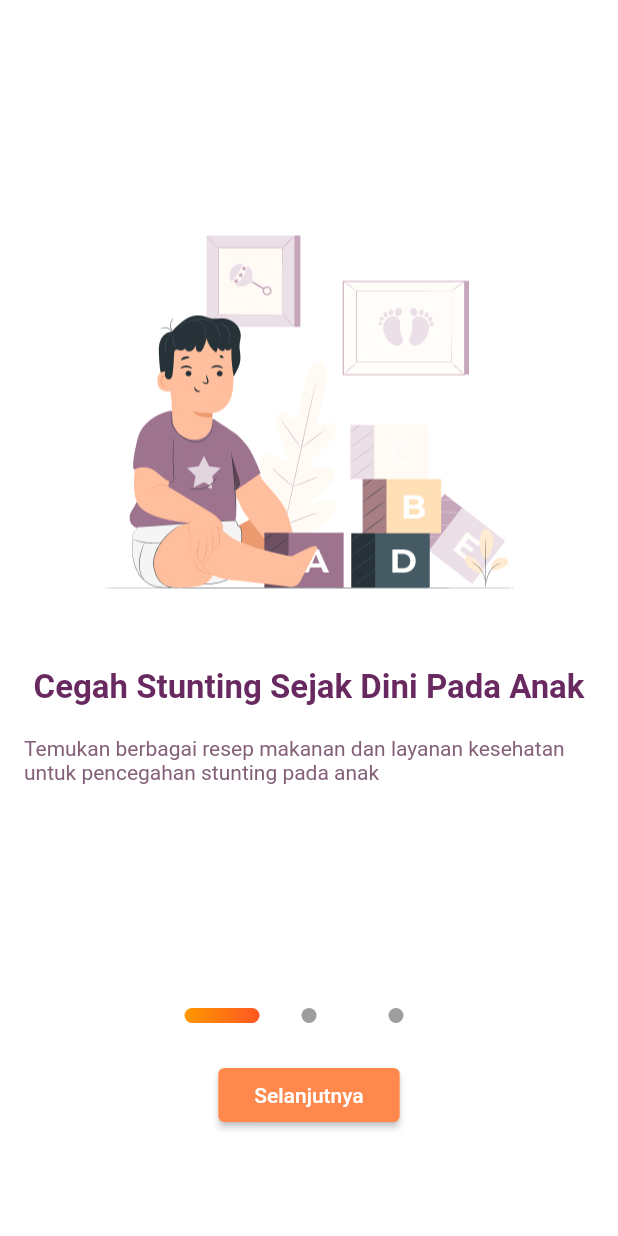
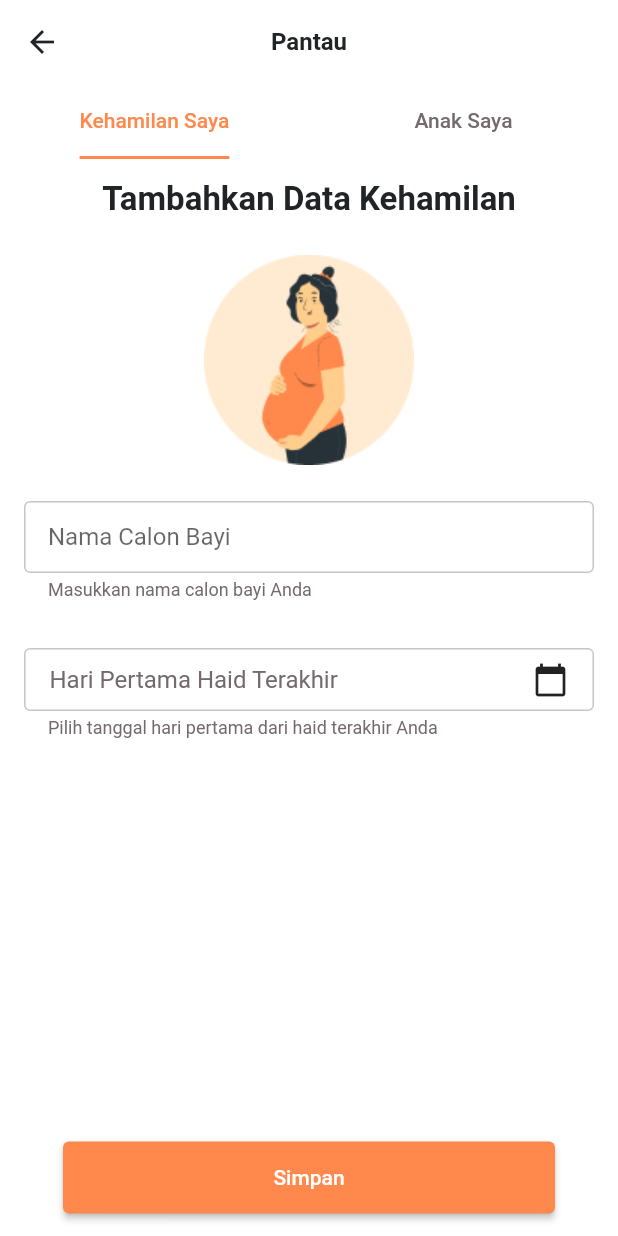
Before and after one commit to AbdullahFathan/sipas-fe, a Flutter app: the screen it shows after launch, on a phone screen of 412 x 824 dp. Run offline on Flutter 3.47's test engine with Material 2 defaults, Android fonts, the light colour scheme and no system bars; our stand-ins replace flutter_svg; project files that could hold a hidden picture were left out.

Commit message:
style: data anak page done

```diff
--- a/lib/config/color_theme.dart
+++ b/lib/config/color_theme.dart
@@ -17,3 +17,5 @@ const lightVioletColor = Color(0xff836077);
 const orangeColor = Color(0xffFF884C);
 
 const erorColor = Color(0xffE84C3D);
+
+const blueColor = Color(0xff5459E9);
--- a/lib/main.dart
+++ b/lib/main.dart
@@ -1,5 +1,5 @@
 import 'package:flutter/material.dart';
-import 'package:sipas/config/routes.dart';
+import 'package:sipas/pages/homepage/pantau_bayi_page.dart';
 
 void main() {
   runApp(const MainApp());
@@ -13,8 +13,9 @@ class MainApp extends StatelessWidget {
     return MaterialApp(
       title: "Sipas Gemastik",
       theme: ThemeData(fontFamily: "Roboto"),
-      initialRoute: "/",
-      onGenerateRoute: RouteGenerator.generateRoute,
+      // initialRoute: "/",
+      // onGenerateRoute: RouteGenerator.generateRoute,
+      home: PantauAnakPage(),
     );
   }
 }
--- a/lib/pages/homepage/home_page.dart
+++ b/lib/pages/homepage/home_page.dart
@@ -1,7 +1,6 @@
 import 'package:flutter/material.dart';
 import 'package:sipas/config/color_theme.dart';
 import 'package:sipas/config/font_theme.dart';
-import 'package:sipas/config/route_name.dart';
 import 'package:sipas/data/constants/our_service_const.dart';
 import 'package:sipas/pages/widget/custom_pop_up.dart';
 import 'package:sipas/pages/widget/orange_button.dart';
--- /dev/null
+++ b/lib/pages/homepage/pantau_bayi_page.dart
@@ -0,0 +1,109 @@
+import 'package:flutter/material.dart';
+import 'package:sipas/config/color_theme.dart';
+import 'package:sipas/config/font_theme.dart';
+import 'package:sipas/pages/homepage/data_anak_tab.dart';
+import 'package:sipas/pages/homepage/pantau_kehamilan_tab.dart';
+import 'package:sipas/pages/widget/orange_button.dart';
+
+class PantauAnakPage extends StatefulWidget {
+  const PantauAnakPage({Key? key}) : super(key: key);
+
+  @override
+  State<PantauAnakPage> createState() => _PantauAnakPageState();
+}
+
+class _PantauAnakPageState extends State<PantauAnakPage>
+    with SingleTickerProviderStateMixin {
+  late TabController _tabController;
+
+  @override
+  void initState() {
+    super.initState();
+    _tabController = TabController(length: 2, vsync: this);
+    _tabController.addListener(_handleTabChange);
+  }
+
+  @override
+  void dispose() {
+    _tabController.removeListener(_handleTabChange);
+    _tabController.dispose();
+    super.dispose();
+  }
+
+  void _handleTabChange() {
+    setState(() {});
+  }
+
+  @override
+  Widget build(BuildContext context) {
+    return Scaffold(
+      backgroundColor: whiteColor,
+      appBar: AppBar(
+        backgroundColor: whiteColor,
+        elevation: 0,
+        leading: IconButton(
+          icon: const Icon(
+            Icons.arrow_back,
+            color: blackColor,
+          ),
+          onPressed: () => Navigator.pop(context),
+        ),
+        title: Text(
+          'Pantau',
+          style: heading1(sizeFont: 16),
+        ),
+        centerTitle: true,
+      ),
+      body: Column(
+        children: [
+          Container(
+            constraints: const BoxConstraints.expand(height: 50),
+            child: TabBar(
+                controller: _tabController,
+                tabs: [
+                  Tab(
+                    child: Text("Kehamilan Saya",
+                        style: headline(
+                            sizeFont: 14,
+                            colorFont: _tabController.index == 0
+                                ? orangeColor
+                                : greyColor)),
+                  ),
+                  Tab(
+                    child: Text(
+                      "Anak Saya",
+                      style: headline(
+                          sizeFont: 14,
+                          colorFont: _tabController.index == 1
+                              ? orangeColor
+                              : greyColor),
+                    ),
+                  ),
+                ],
+                indicatorSize: TabBarIndicatorSize.label,
+                indicatorColor: orangeColor,
+                labelStyle: headline()),
+          ),
+          Expanded(
+            child: TabBarView(
+              controller: _tabController,
+              children: const [
+                PantauKehamilanTab(),
+                DataAnakTab(),
+              ],
+            ),
+          ),
+          OrangeButton(
+            contentText: "Simpan",
+            minimumSize: const Size(328, 48),
+            maximumSize: const Size(double.infinity, 48),
+            onPressedFunc: () => print("has been tap"),
+          ),
+          const SizedBox(
+            height: 15,
+          )
+        ],
+      ),
+    );
+  }
+}
--- /dev/null
+++ b/lib/pages/homepage/pantau_kehamilan_tab.dart
@@ -0,0 +1,52 @@
+import 'package:flutter/material.dart';
+import 'package:sipas/config/font_theme.dart';
+import 'package:sipas/pages/auth/widget/text_form.dart';
+import 'package:sipas/pages/widget/custom_date_picker.dart';
+
+class PantauKehamilanTab extends StatefulWidget {
+  const PantauKehamilanTab({Key? key}) : super(key: key);
+
+  @override
+  State<PantauKehamilanTab> createState() => _PantauKehamilanTabState();
+}
+
+class _PantauKehamilanTabState extends State<PantauKehamilanTab> {
+  final TextEditingController _nameTextController = TextEditingController();
+
+  @override
+  void dispose() {
+    super.dispose();
+    _nameTextController.dispose();
+  }
+
+  @override
+  Widget build(BuildContext context) {
+    return Padding(
+      padding: const EdgeInsets.symmetric(horizontal: 16),
+      child: Column(
+        children: [
+          Padding(
+            padding: const EdgeInsets.only(top: 14),
+            child: Text(
+              "Tambahkan Data Kehamilan",
+              style: heading1(),
+            ),
+          ),
+          Padding(
+            padding: const EdgeInsets.symmetric(vertical: 24),
+            child: Image.asset("assets/images/hamil.jpg"),
+          ),
+          TextForm(
+            textEditingController: _nameTextController,
+            hintText: 'Nama Calon Bayi',
+            subText: 'Masukkan nama calon bayi Anda',
+          ),
+          const CustomDatePicker(
+            subTitlel: 'Pilih tanggal hari pertama dari haid terakhir Anda',
+            title: 'Hari Pertama Haid Terakhir',
+          )
+        ],
+      ),
+    );
+  }
+}
--- /dev/null
+++ b/lib/pages/widget/custom_date_picker.dart
@@ -0,0 +1,106 @@
+import 'package:flutter/material.dart';
+import 'package:intl/intl.dart';
+
+import 'package:sipas/config/color_theme.dart';
+import 'package:sipas/config/font_theme.dart';
+
+class CustomDatePicker extends StatefulWidget {
+  final String title;
+  final String subTitlel;
+  const CustomDatePicker({
+    Key? key,
+    required this.title,
+    required this.subTitlel,
+  }) : super(key: key);
+
+  @override
+  State<CustomDatePicker> createState() => _CustomDatePickerState();
+}
+
+class _CustomDatePickerState extends State<CustomDatePicker> {
+  DateTime? _selectedDate;
+
+  Future<void> _selectDate(BuildContext context) async {
+    final DateTime? picked = await showDatePicker(
+      context: context,
+      initialDate: DateTime.now(),
+      firstDate: DateTime(1900),
+      lastDate: DateTime.now(),
+      builder: (context, child) {
+        return Theme(
+          data: Theme.of(context).copyWith(
+            colorScheme: const ColorScheme.light(
+              primary: orangeColor,
+              onPrimary: whiteColor,
+              onSurface: greyColor,
+            ),
+            textButtonTheme: TextButtonThemeData(
+              style: TextButton.styleFrom(
+                foregroundColor: orangeColor, // button text color
+              ),
+            ),
+          ),
+          child: child!,
+        );
+      },
+    );
+
+    if (picked != null) {
+      setState(() {
+        _selectedDate = picked;
+      });
+    }
+  }
+
+  @override
+  Widget build(BuildContext context) {
+    return Padding(
+      padding: const EdgeInsets.symmetric(vertical: 16),
+      child: Column(
+        crossAxisAlignment: CrossAxisAlignment.start,
+        children: [
+          GestureDetector(
+            onTap: () => _selectDate(context),
+            child: Container(
+              width: double.infinity,
+              padding: const EdgeInsets.symmetric(vertical: 8, horizontal: 16),
+              decoration: BoxDecoration(
+                border: Border.all(
+                  width: 1,
+                  color: borderGreyColor,
+                ),
+                borderRadius: BorderRadius.circular(4),
+              ),
+              child: Row(
+                mainAxisAlignment: MainAxisAlignment.spaceBetween,
+                children: [
+                  Text(
+                    _selectedDate == null
+                        ? widget.title
+                        : DateFormat('dd MMMM yyyy').format(_selectedDate!),
+                    style: bodyMedium(sizeFont: 16, colorFont: greyColor),
+                  ),
+                  const Icon(Icons.calendar_today),
+                ],
+              ),
+            ),
+          ),
+          Padding(
+            padding: const EdgeInsets.only(
+              top: 4,
+              left: 16,
+              bottom: 16,
+            ),
+            child: Text(
+              widget.subTitlel,
+              style: bodyMedium(
+                colorFont: greyColor,
+                sizeFont: 12,
+              ),
+            ),
+          ),
+        ],
+      ),
+    );
+  }
+}
--- a/pubspec.yaml
+++ b/pubspec.yaml
@@ -10,6 +10,7 @@ dependencies:
   flutter:
     sdk: flutter
   flutter_svg: ^2.0.7
+  grouped_list: ^5.1.2
   intl: ^0.18.1
 
 dev_dependencies:
```
Also changed, not shown: lib/pages/homepage/data_anak_tab.dart (added, +93 -0 lines), lib/pages/widget/custom_dropdown.dart (added, +80 -0 lines), assets/images/hamil.jpg (added), assets/images/hamil2.jpg (added), pubspec.lock.
